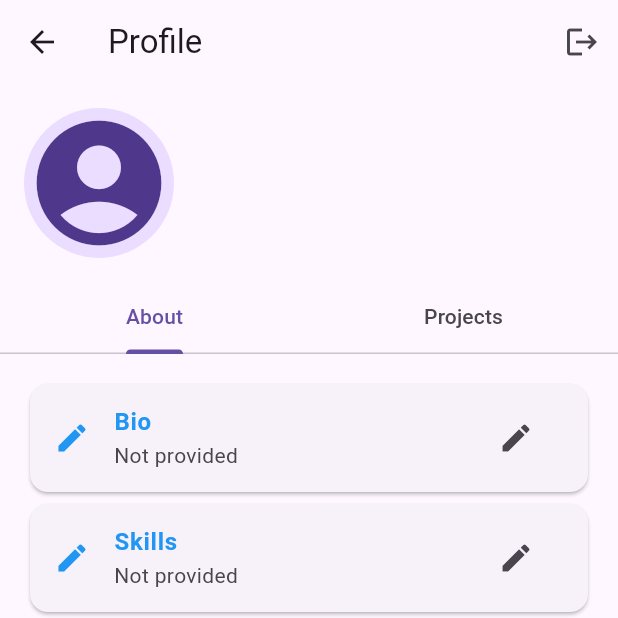
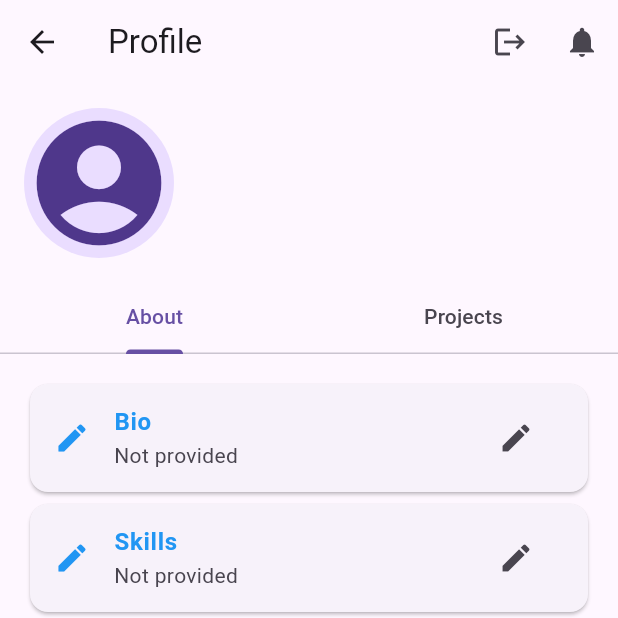
Before and after one commit to gajanana07/BMS-Collabify, a Flutter app: the ProfileScreen screen opened directly, on a phone screen of 412 x 824 dp, the top half of it. Run offline on Flutter 3.47's test engine with Material 3 defaults, Android fonts, the phone set to English and light mode, and no system bars; our stand-ins replace cached_network_image, cloud_firestore, file_picker, firebase_auth, firebase_core, firebase_storage and 2 more; accounts and stored records are empty.

Commit message:
added notification icon in dashboard

```diff
--- a/lib/profile1.dart
+++ b/lib/profile1.dart
@@ -457,6 +457,12 @@ class _ProfileScreenState extends State<ProfileScreen>
             icon: Icon(Icons.logout),
             onPressed: _showLogoutDialog,
           ),
+          IconButton(
+            icon: Icon(Icons.notifications),
+            onPressed: () {
+              // Handle notification action here
+            },
+          ),
         ],
       ),
       body: _userDataFuture != null
```
